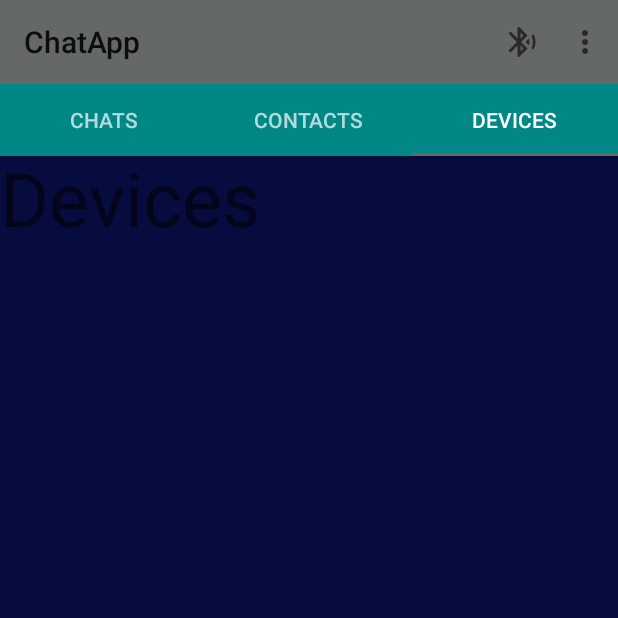
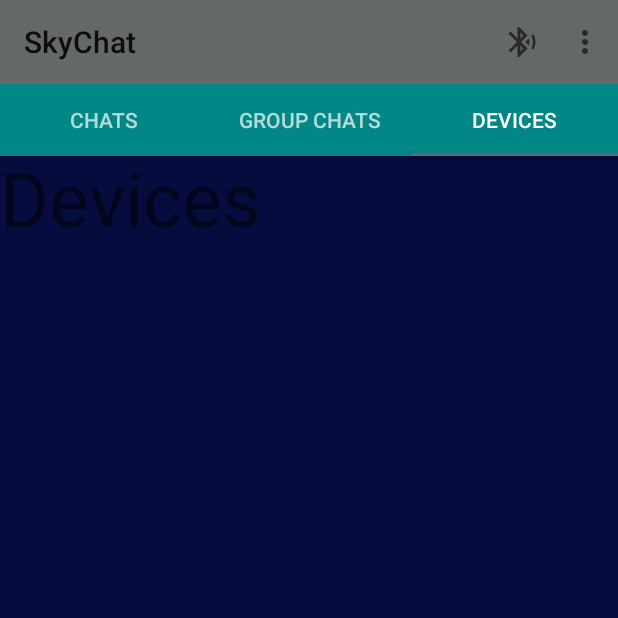
Before and after one commit to sheiiz/e18-co225-android-bluetooth-chatapp, an Android app: the screen it shows after launch (MainActivity), tab 3 chosen, on a phone screen of 412 x 824 dp, the top half of it. Run offline under Robolectric (Android 15) with nearby library versions, the phone set to English and light mode, and no system bars; our stand-ins replace Firebase (no records; nobody signed in at launch, a user with empty details on screens opened directly).

```diff
--- a/app/src/main/java/com/example/chatapp/ContactsFragment.java
+++ /dev/null
@@ -1,64 +0,0 @@
-package com.example.chatapp;
-
-import android.os.Bundle;
-
-import androidx.fragment.app.Fragment;
-
-import android.view.LayoutInflater;
-import android.view.View;
-import android.view.ViewGroup;
-
-/**
- * A simple {@link Fragment} subclass.
- * Use the {@link ContactsFragment#newInstance} factory method to
- * create an instance of this fragment.
- */
-public class ContactsFragment extends Fragment {
-
-    // TODO: Rename parameter arguments, choose names that match
-    // the fragment initialization parameters, e.g. ARG_ITEM_NUMBER
-    private static final String ARG_PARAM1 = "param1";
-    private static final String ARG_PARAM2 = "param2";
-
-    // TODO: Rename and change types of parameters
-    private String mParam1;
-    private String mParam2;
-
-    public ContactsFragment() {
-        // Required empty public constructor
-    }
-
-    /**
-     * Use this factory method to create a new instance of
-     * this fragment using the provided parameters.
-     *
-     * @param param1 Parameter 1.
-     * @param param2 Parameter 2.
-     * @return A new instance of fragment ContactsFragment.
-     */
-    // TODO: Rename and change types and number of parameters
-    public static ContactsFragment newInstance(String param1, String param2) {
-        ContactsFragment fragment = new ContactsFragment();
-        Bundle args = new Bundle();
-        args.putString(ARG_PARAM1, param1);
-        args.putString(ARG_PARAM2, param2);
-        fragment.setArguments(args);
-        return fragment;
-    }
-
-    @Override
-    public void onCreate(Bundle savedInstanceState) {
-        super.onCreate(savedInstanceState);
-        if (getArguments() != null) {
-            mParam1 = getArguments().getString(ARG_PARAM1);
-            mParam2 = getArguments().getString(ARG_PARAM2);
-        }
-    }
-
-    @Override
-    public View onCreateView(LayoutInflater inflater, ViewGroup container,
-                             Bundle savedInstanceState) {
-        // Inflate the layout for this fragment
-        return inflater.inflate(R.layout.fragment_contacts, container, false);
-    }
-}
--- a/app/src/main/java/com/example/chatapp/Database.java
+++ b/app/src/main/java/com/example/chatapp/Database.java
@@ -7,18 +7,26 @@ import android.database.Cursor;
 import android.database.sqlite.SQLiteDatabase;
 import android.database.sqlite.SQLiteOpenHelper;
 
-import androidx.annotation.Nullable;
+import androidx.fragment.app.Fragment;
+
+import java.util.ArrayList;
 
 public class Database extends SQLiteOpenHelper {
     public static final String DBNAME = "SkyChat.db";
 
-    public Database( Context context) {
+    public Database(Context context) {
         super(context, "SkyChat.db", null, 1);
     }
+    public Database() {
+        super(null, "SkyChat.db", null, 1);
+    }
+
 
     @Override
     public void onCreate(SQLiteDatabase skyChatDB) {
+        skyChatDB.execSQL("create Table GROUPCHATS(GROUPNAME TEXT PRIMARY KEY, GROUPADMIN TEXT)");
         skyChatDB.execSQL("create Table USERS(USERNAME TEXT PRIMARY KEY, PASSWORD TEXT)");
+
 
 
     }
@@ -90,4 +98,40 @@ public class Database extends SQLiteOpenHelper {
             return false;
         }
     }
+    public Boolean checkGROUPNAME (String GROUP_NAME){
+
+        SQLiteDatabase skyChatDB = this.getWritableDatabase();
+     //   skyChatDB.execSQL("create Table GROUPCHATS(GROUPNAME TEXT PRIMARY KEY, GROUPADMIN TEXT)");
+        Cursor cursor = skyChatDB.rawQuery("SELECT * FROM GROUPCHATS WHERE GROUPNAME = ?",new String[] {GROUP_NAME});
+        if(cursor.getCount()>0){return true;}
+        else return false;
+
+    }
+    public Boolean insertGroup(String GROUP_NAME,String GROUP_ADMIN){
+        SQLiteDatabase skyChatDB = this.getWritableDatabase();
+       // skyChatDB.execSQL("create Table GROUPCHATS(GROUPNAME TEXT PRIMARY KEY, GROUPADMIN TEXT)");
+        ContentValues contentValues = new ContentValues();
+        contentValues.put("GROUPNAME",GROUP_NAME);
+        contentValues.put("GROUPADMIN",GROUP_ADMIN);
+        long result = skyChatDB.insert("GROUPCHATS",null,contentValues);
+        if(result==-1) return false;
+        else return true;
+
+
+
+
+    }
+
+    public  ArrayList<String>  getGroupNames(){
+        SQLiteDatabase skyChatDB = this.getWritableDatabase();
+      ArrayList<String> groupList = new ArrayList<>();
+        String query = "SELECT * FROM GROUPCHATS";
+        Cursor cursor = skyChatDB.rawQuery(query,null);
+      while (cursor.moveToNext()){
+
+         groupList.add(cursor.getString(0));
+
+      }
+      return  groupList;
+    }
 }
--- /dev/null
+++ b/app/src/main/java/com/example/chatapp/GroupsFragment.java
@@ -0,0 +1,72 @@
+package com.example.chatapp;
+
+
+
+
+import android.content.Intent;
+import android.database.sqlite.SQLiteDatabase;
+import android.database.sqlite.SQLiteOpenHelper;
+import android.os.Bundle;
+
+import androidx.fragment.app.Fragment;
+
+import android.view.LayoutInflater;
+import android.view.View;
+import android.view.ViewGroup;
+import android.widget.ArrayAdapter;
+import android.widget.ListView;
+
+import com.google.firebase.database.DatabaseReference;
+
+import java.util.ArrayList;
+
+/**
+ * A simple {@link Fragment} subclass.
+ * Use the {@link ChatsFragment#newInstance} factory method to
+ * create an instance of this fragment.
+ */
+public class GroupsFragment extends Fragment {
+
+    View groupView;
+    ListView listView;
+    ArrayAdapter<String> arrayAdapter;
+
+    Database skyChat;
+    ArrayList<String> groupList= new ArrayList<>();
+
+
+    public GroupsFragment() {
+        // Required empty public constructor
+    }
+
+
+
+    private void setContentView(int fragment_groupchat) {
+    }
+
+    @Override
+    public View onCreateView(LayoutInflater inflater, ViewGroup container,
+                             Bundle savedInstanceState) {
+
+
+        groupView = inflater.inflate(R.layout.activity_group_chat, container, false);
+        skyChat= new Database(getActivity());
+        listView = (ListView) groupView.findViewById(R.id.listview_groupchat);
+        groupList=skyChat.getGroupNames();
+
+
+        arrayAdapter = new ArrayAdapter<String>(
+                getActivity(),
+                android.R.layout.simple_list_item_1,
+                groupList
+        );
+        listView.setAdapter(arrayAdapter);
+        arrayAdapter.notifyDataSetChanged();
+
+
+        return  groupView;
+    }
+
+
+
+}
--- a/app/src/main/java/com/example/chatapp/MainActivity.java
+++ b/app/src/main/java/com/example/chatapp/MainActivity.java
@@ -41,7 +41,7 @@ public class MainActivity extends AppCompatActivity {
 
         mToolbar = findViewById(R.id.main_page_toolbar);
         setSupportActionBar(mToolbar);
-        getSupportActionBar().setTitle("ChatApp");
+        getSupportActionBar().setTitle("SkyChat");
 
         myViewPager = findViewById(R.id.main_tabs_pager);
         myTabAccessAdapter = new TabAccessAdapter(getSupportFragmentManager());
--- a/app/src/main/java/com/example/chatapp/TabAccessAdapter.java
+++ b/app/src/main/java/com/example/chatapp/TabAccessAdapter.java
@@ -25,8 +25,8 @@ public class TabAccessAdapter extends FragmentPagerAdapter {
                 ChatsFragment chatsFragment= new ChatsFragment();
                 return chatsFragment;
             case 1:
-                ContactsFragment contactsFragment= new ContactsFragment();
-                return contactsFragment;
+                GroupsFragment groupsFragment= new GroupsFragment();
+                return groupsFragment;
 
             case 2:
                 DevicesFragment devicesFragment=new DevicesFragment();
@@ -46,7 +46,7 @@ public class TabAccessAdapter extends FragmentPagerAdapter {
             case 0:
                 return "Chats";
             case 1:
-                return "Contacts";
+                return "Group Chats";
             case 2:
                 return "Devices";
             default:
--- /dev/null
+++ b/app/src/main/res/layout/fragment_groupchat.xml
@@ -0,0 +1,6 @@
+<?xml version="1.0" encoding="utf-8"?>
+<androidx.constraintlayout.widget.ConstraintLayout xmlns:android="http://schemas.android.com/apk/res/android"
+    android:layout_width="match_parent"
+    android:layout_height="match_parent">
+
+</androidx.constraintlayout.widget.ConstraintLayout>
```
Also changed, not shown: app/src/main/java/com/example/chatapp/CreateGroupActivity.java (+66 -0 lines), app/src/main/java/com/example/chatapp/GroupChat.java (+12 -1 lines), app/src/main/res/layout/activity_group_chat.xml (+10 -4 lines), app/src/main/res/layout/fragment_contacts.xml (deleted, +0 -15 lines).
